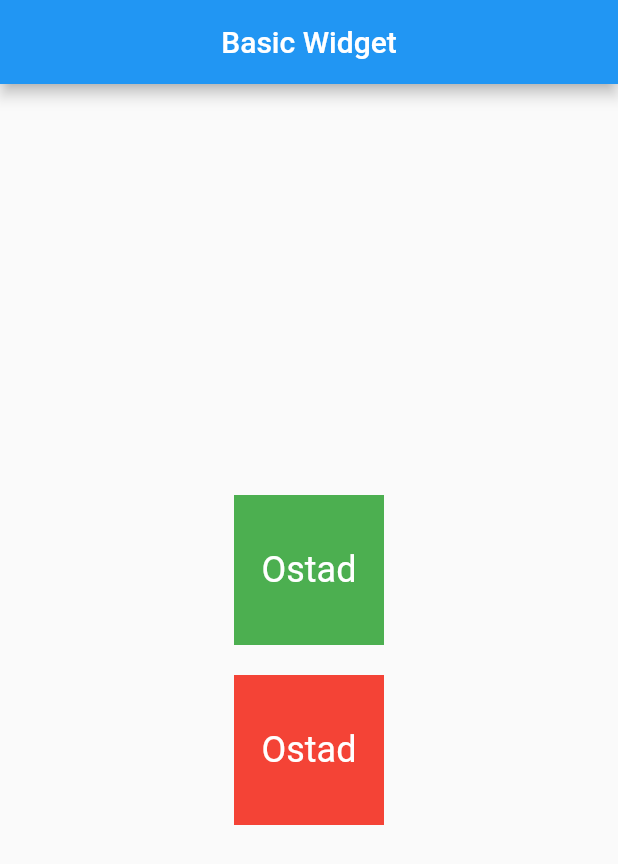
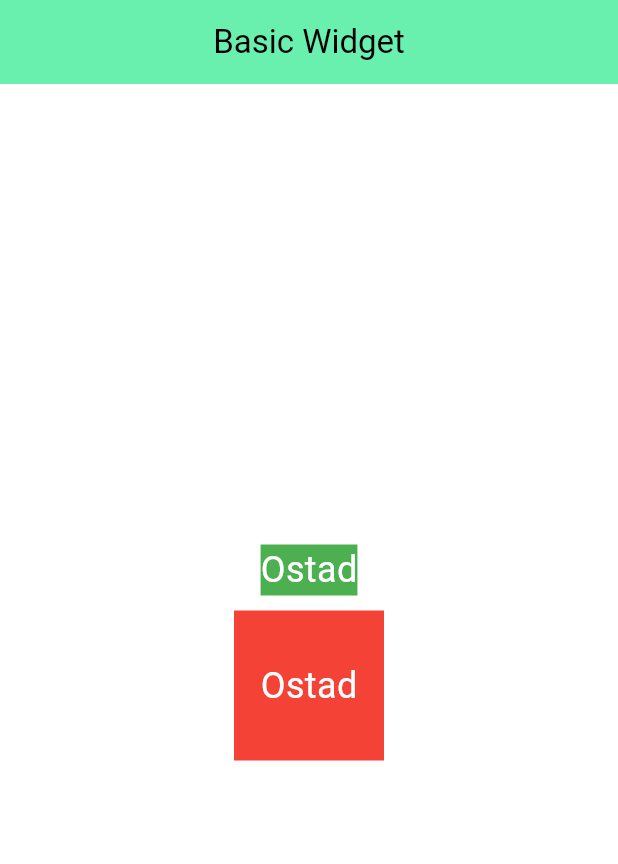
Before and after one commit to siraajul/Flutter_Beginning, a Flutter app: the screen it shows after launch, on a phone screen of 412 x 824 dp. Shown: the top 864 px of the screen. Run offline on Flutter 3.47's test engine with Material 2 defaults, Android fonts, the phone set to English and light mode, and no system bars.

Commit message:
Working on Container

```diff
--- a/lib/main.dart
+++ b/lib/main.dart
@@ -10,6 +10,9 @@ class MyApp extends StatelessWidget {
   @override
   Widget build(BuildContext context) {
     return MaterialApp(
+      theme: ThemeData(
+          colorScheme: ColorScheme.fromSwatch(primarySwatch: Colors.deepPurple),
+          useMaterial3: true),
       debugShowCheckedModeBanner: false,
       home: HomeScreen(),
     );
@@ -22,7 +25,9 @@ class HomeScreen extends StatelessWidget {
   @override
   Widget build(BuildContext context) {
     return Scaffold(
+      backgroundColor: Colors.white,
       appBar: AppBar(
+        backgroundColor: Colors.greenAccent,
         title: Text('Basic Widget'),
         centerTitle: true,
       ),
@@ -32,10 +37,10 @@ class HomeScreen extends StatelessWidget {
           children: [
             Container(
               color: Colors.green,
-              height: 100,
-              width: 100,
-              margin: EdgeInsets.symmetric(horizontal: 20, vertical: 10),
-              alignment: Alignment.center,
+              // height: 100,
+              // width: 100,
+              // margin: EdgeInsets.symmetric(horizontal: 20, vertical: 10),
+              // alignment: Alignment.center,
               child: Text(
                 'Ostad',
                 style: TextStyle(color: Colors.white, fontSize: 24),
```
